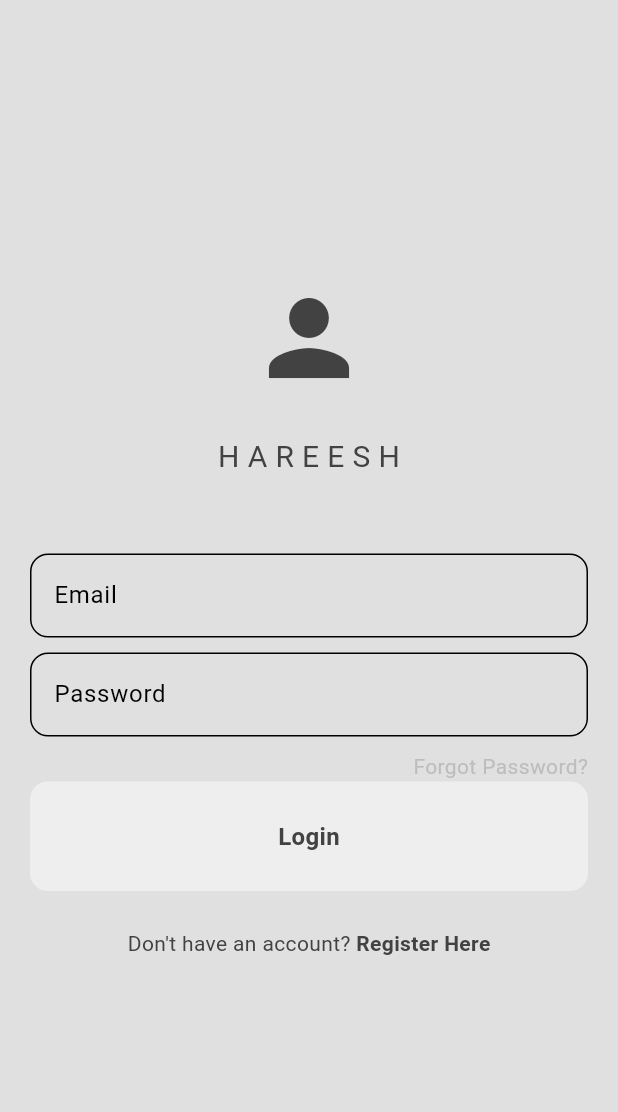
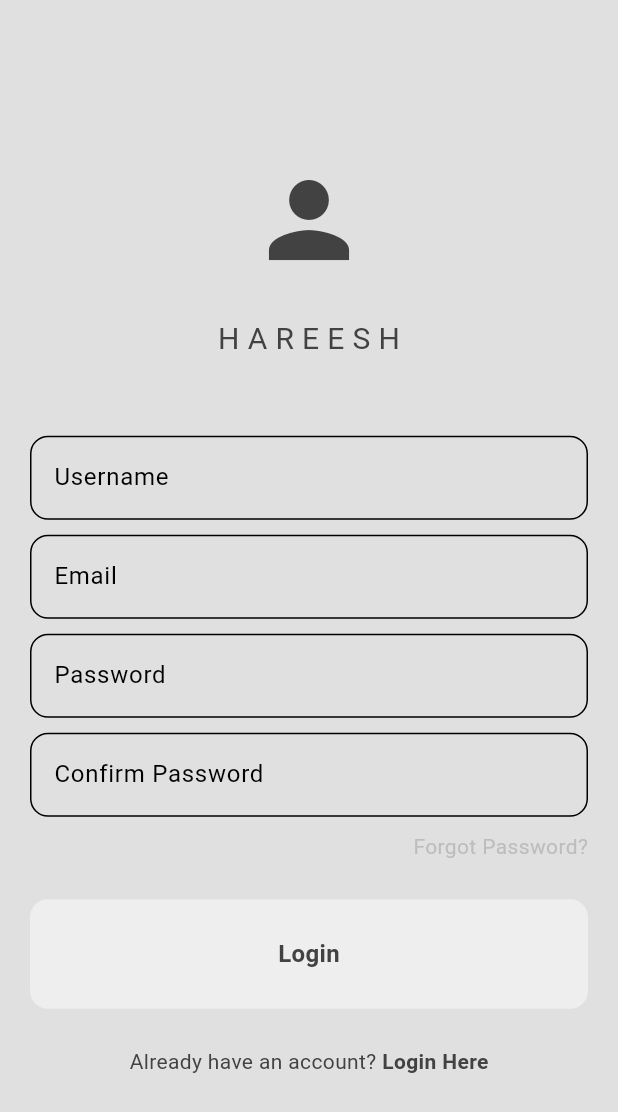
Before and after one commit to hareesh-r/flutter_firebase_integ, a Flutter app: the screen it shows after launch, after a tap on "Register Here", on a phone screen of 412 x 824 dp. Shown: the top 1112 px of the screen. Run offline on Flutter 3.47's test engine with Material 3 defaults, Android fonts, the light colour scheme and no system bars; our stand-ins replace firebase_core; accounts and stored records are empty; generated files the repository leaves out were written again.

Commit message:
feat : conditional render login and register page

```diff
--- /dev/null
+++ b/lib/auth/login_or_oauth.dart
@@ -0,0 +1,30 @@
+import 'package:firebase_authentication/pages/login_page.dart';
+import 'package:firebase_authentication/pages/register_page.dart';
+import 'package:flutter/material.dart';
+
+class LoginOrRegister extends StatefulWidget {
+  const LoginOrRegister({super.key});
+
+  @override
+  State<LoginOrRegister> createState() => __LoginOrRegisterStateState();
+}
+
+class __LoginOrRegisterStateState extends State<LoginOrRegister> {
+
+  bool showLoginPage = true;
+
+  void togglePages(){
+    setState((){
+      showLoginPage = !showLoginPage;
+    });
+  }
+
+  @override
+  Widget build(BuildContext context) {
+    if(showLoginPage){
+      return LoginPage(onTap: togglePages);
+    }else{
+      return RegisterPage(onTap: togglePages);
+    }
+  }
+}
--- a/lib/main.dart
+++ b/lib/main.dart
@@ -1,9 +1,13 @@
-import 'package:firebase_authentication/pages/login_page.dart';
+import 'package:firebase_authentication/auth/login_or_oauth.dart';
+import 'package:firebase_authentication/firebase_options.dart';
 import 'package:firebase_authentication/theme/dark_mode.dart';
 import 'package:firebase_authentication/theme/light_mode.dart';
+import 'package:firebase_core/firebase_core.dart';
 import 'package:flutter/material.dart';
 
-void main() {
+void main() async{
+  WidgetsFlutterBinding.ensureInitialized();
+  await Firebase.initializeApp(options: DefaultFirebaseOptions.currentPlatform);
   runApp(const MyApp());
 }
 
@@ -14,7 +18,7 @@ class MyApp extends StatelessWidget {
   Widget build(BuildContext context) {
     return MaterialApp(
       debugShowCheckedModeBanner: false,
-      home: LoginPage(),
+      home: const LoginOrRegister(),
       theme: lightMode,
       darkTheme: darkMode,
     );
--- a/lib/pages/login_page.dart
+++ b/lib/pages/login_page.dart
@@ -3,23 +3,24 @@ import 'package:firebase_authentication/components/my_textfield.dart';
 import 'package:flutter/material.dart';
 
 class LoginPage extends StatelessWidget {
+  final void Function()? onTap;
 
   final TextEditingController emailController = TextEditingController();
   final TextEditingController passwordController = TextEditingController();
-   LoginPage({super.key});
+  LoginPage({super.key, required this.onTap});
 
-   void login() {
-
-   }
+  void login() {}
 
   @override
   Widget build(BuildContext context) {
-
     return Scaffold(
       backgroundColor: Theme.of(context).colorScheme.surface,
-      body: Center(child: Padding(
+      body: Center(
+        child: Padding(
           padding: const EdgeInsets.all(20.0),
-        child: Column(mainAxisAlignment: MainAxisAlignment.center,children: [
+          child: Column(
+            mainAxisAlignment: MainAxisAlignment.center,
+            children: [
               // Logo
               Icon(
                 Icons.person,
@@ -35,43 +36,55 @@ class LoginPage extends StatelessWidget {
               const SizedBox(height: 50),
 
               // email text field
-          CustomTextField(hintText: "Email", obscureText: false, controller: emailController),
+              CustomTextField(
+                  hintText: "Email",
+                  obscureText: false,
+                  controller: emailController),
 
               const SizedBox(height: 10),
 
-
               // passowrd textfield
-          CustomTextField(hintText: "Password", obscureText: true, controller: passwordController),
+              CustomTextField(
+                  hintText: "Password",
+                  obscureText: true,
+                  controller: passwordController),
 
               const SizedBox(height: 10),
               // forot passowrd
               Row(
                 mainAxisAlignment: MainAxisAlignment.end,
                 children: [
-              Text("Forgot Password?", style: TextStyle(color: Theme.of(context).colorScheme.secondary),)
+                  Text(
+                    "Forgot Password?",
+                    style: TextStyle(
+                        color: Theme.of(context).colorScheme.secondary),
+                  )
                 ],
               ),
-
+              const SizedBox(height: 25),
               // sign in button
               CustomButton(text: "Login", onTap: login),
 
               const SizedBox(height: 25),
 
-
               // don't have an account ? register here
-          Row(mainAxisAlignment: MainAxisAlignment.center,children: [
+              Row(
+                mainAxisAlignment: MainAxisAlignment.center,
+                children: [
                   const Text("Don't have an account?"),
                   GestureDetector(
-              onTap: () {
-
-              },
-              child: const Text(" Register Here", style: TextStyle(
-                fontWeight: FontWeight.bold
-              ),),
+                    onTap: onTap,
+                    child: const Text(
+                      " Register Here",
+                      style: TextStyle(fontWeight: FontWeight.bold),
+                    ),
                   )
-          ],)
-        ],),
-      ),),
+                ],
+              )
+            ],
+          ),
+        ),
+      ),
     );
   }
 }
--- a/lib/pages/register_page.dart
+++ b/lib/pages/register_page.dart
@@ -3,25 +3,34 @@ import 'package:firebase_authentication/components/my_textfield.dart';
 import 'package:flutter/material.dart';
 
 class RegisterPage extends StatelessWidget {
+  final void Function()? onTap;
 
   final TextEditingController emailController = TextEditingController();
   final TextEditingController userNameController = TextEditingController();
   final TextEditingController confirmPasswordController = TextEditingController();
   final TextEditingController passwordController = TextEditingController();
-   RegisterPage({super.key});
+
+  RegisterPage({super.key, required this.onTap});
 
   void register() {
+    // show the loading circle
+
+    // make sure to match both the passwords
+
+    // try creating the user
 
   }
 
   @override
   Widget build(BuildContext context) {
-
     return Scaffold(
       backgroundColor: Theme.of(context).colorScheme.surface,
-      body: Center(child: Padding(
+      body: Center(
+        child: Padding(
           padding: const EdgeInsets.all(20.0),
-        child: Column(mainAxisAlignment: MainAxisAlignment.center,children: [
+          child: Column(
+            mainAxisAlignment: MainAxisAlignment.center,
+            children: [
               // Logo
               Icon(
                 Icons.person,
@@ -37,47 +46,72 @@ class RegisterPage extends StatelessWidget {
               const SizedBox(height: 50),
 
               // username text field
-          CustomTextField(hintText: "username", obscureText: false, controller: userNameController),
+              CustomTextField(
+                  hintText: "Username",
+                  obscureText: false,
+                  controller: userNameController),
 
               const SizedBox(height: 10),
               // email text field
-          CustomTextField(hintText: "Email", obscureText: false, controller: emailController),
+              CustomTextField(
+                  hintText: "Email",
+                  obscureText: false,
+                  controller: emailController),
 
               const SizedBox(height: 10),
 
+              // passowrd textfield
+              CustomTextField(
+                  hintText: "Password",
+                  obscureText: true,
+                  controller: passwordController),
 
-          // passowrd textfield
-          CustomTextField(hintText: "Password", obscureText: true, controller: passwordController),
+              const SizedBox(height: 10),
+
+              // confirm passowrd textfield
+              CustomTextField(
+                  hintText: "Confirm Password",
+                  obscureText: true,
+                  controller: confirmPasswordController),
 
               const SizedBox(height: 10),
               // forot passowrd
               Row(
                 mainAxisAlignment: MainAxisAlignment.end,
                 children: [
-              Text("Forgot Password?", style: TextStyle(color: Theme.of(context).colorScheme.secondary),)
+                  Text(
+                    "Forgot Password?",
+                    style: TextStyle(
+                        color: Theme.of(context).colorScheme.secondary),
+                  )
                 ],
               ),
+
+              const SizedBox(height: 25),
 
               // sign in button
               CustomButton(text: "Login", onTap: register),
 
               const SizedBox(height: 25),
 
-
               // don't have an account ? register here
-          Row(mainAxisAlignment: MainAxisAlignment.center,children: [
-            const Text("Don't have an account?"),
+              Row(
+                mainAxisAlignment: MainAxisAlignment.center,
+                children: [
+                  const Text("Already have an account?"),
                   GestureDetector(
-              onTap: () {
-
-              },
-              child: const Text(" Register Here", style: TextStyle(
-                fontWeight: FontWeight.bold
-              ),),
+                    onTap: onTap,
+                    child: const Text(
+                      " Login Here",
+                      style: TextStyle(fontWeight: FontWeight.bold),
+                    ),
                   )
-          ],)
-        ],),
-      ),),
+                ],
+              )
+            ],
+          ),
+        ),
+      ),
     );
   }
 }
```
Lines whose indentation alone changed are shown as unchanged.
